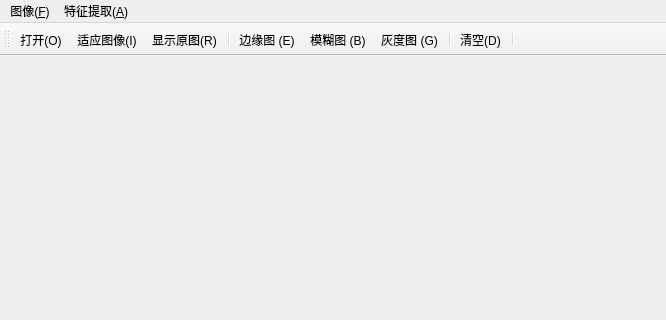
Above: mainwindow.ui from WHULS/ImageFactory before the change; both pictures show x 0 to 666 and y 0 to 320 of the 666 by 483 pixel window. Below: the same form after it.
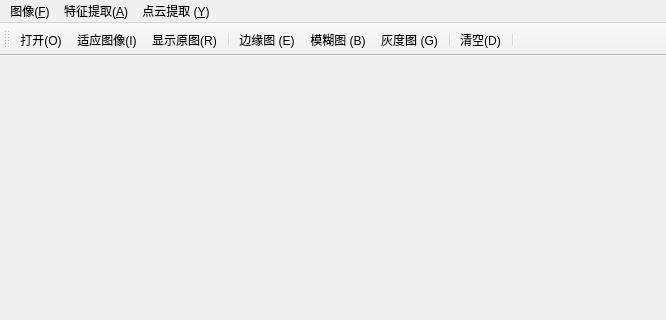
That is the form after the change. Icons and pictures are not drawn.

What changed in the file:
```diff
--- a/mainwindow.ui
+++ b/mainwindow.ui
@@ -62,8 +62,15 @@
     <addaction name="edge_prewitt"/>
     <addaction name="edge_dog"/>
    </widget>
+   <widget class="QMenu" name="menu_Y">
+    <property name="title">
+     <string>点云提取 (&amp;Y)</string>
+    </property>
+    <addaction name="calibration"/>
+   </widget>
    <addaction name="menu_F"/>
    <addaction name="menu"/>
+   <addaction name="menu_Y"/>
   </widget>
   <action name="image_open">
    <property name="checkable">
```
Left out of the diff: 12 changed lines with no effect on the pictures.
